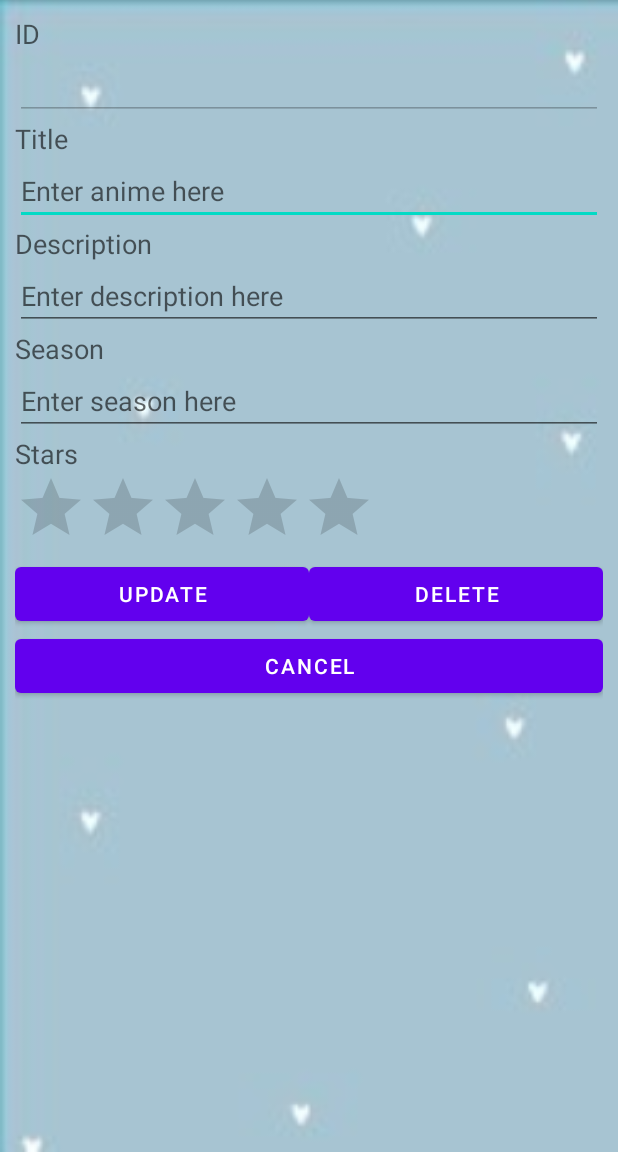
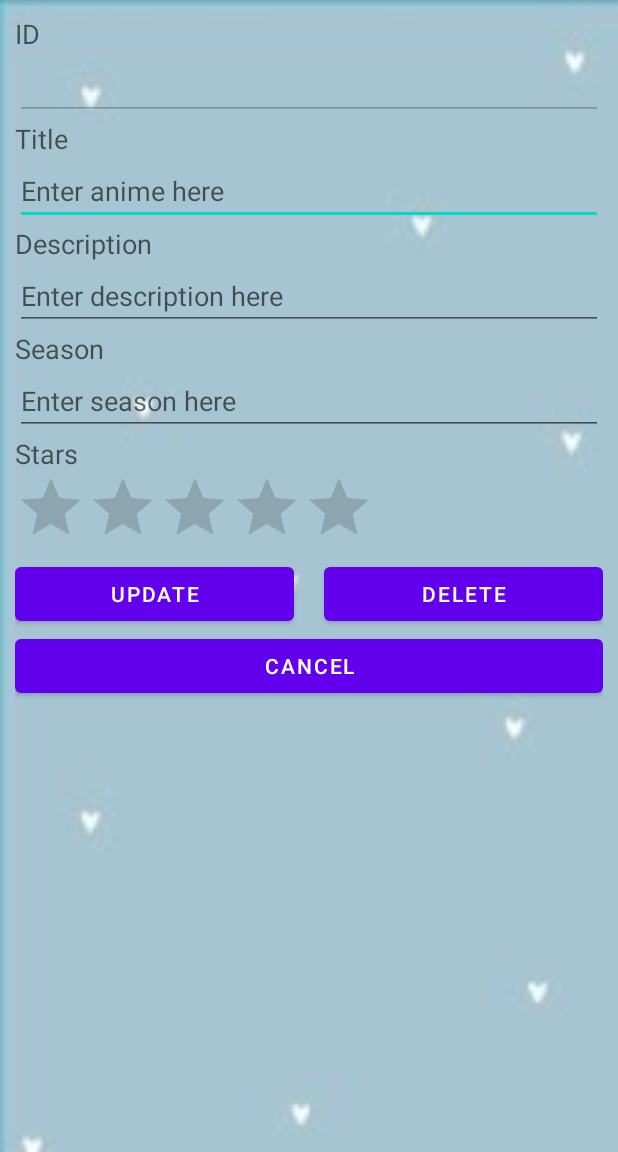
Before and after one commit to 19013886-Keagan-Neo/L13-WishAnime, an Android app: the ThirdActivity screen opened directly, with no data from a screen before it, on a phone screen of 412 x 824 dp, the part 84-1236 px from its top. Run offline under Robolectric (Android 15) with nearby library versions, the phone set to English and light mode, and no system bars; 5 statements that could not run were skipped.

Commit message:
L13 - Made changes to the UI

```diff
--- a/app/src/main/res/layout/activity_third.xml
+++ b/app/src/main/res/layout/activity_third.xml
@@ -86,6 +86,12 @@
             android:layout_weight="1"
             android:text="@string/btnUpdate" />
 
+        <TextView
+            android:id="@+id/tvSpace"
+            android:layout_width="20dp"
+            android:layout_height="wrap_content"
+            android:text="" />
+
         <Button
             android:id="@+id/btnDelete"
             android:layout_width="0dp"
```
